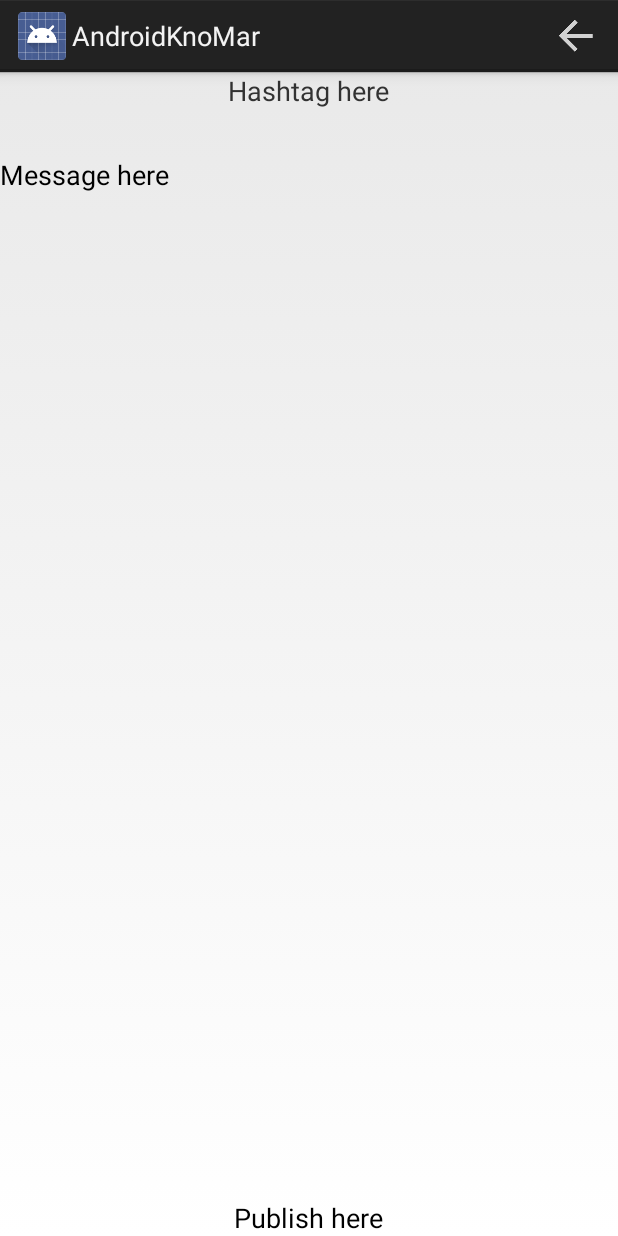
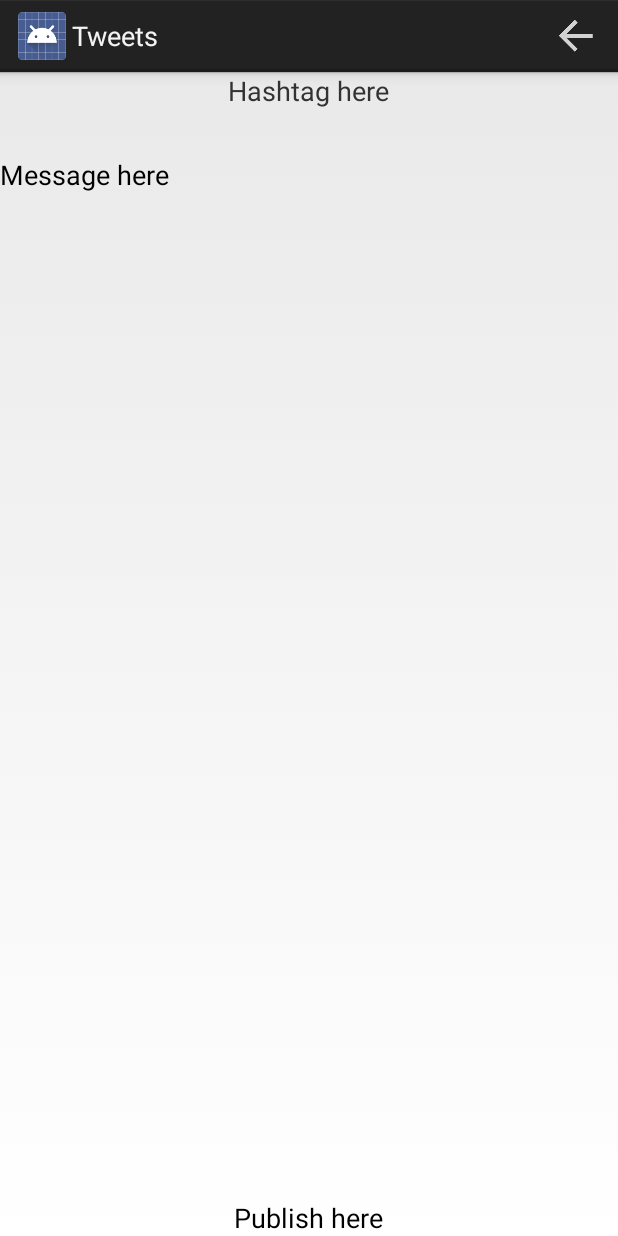
Before and after one commit to marchalvincent/android-knomar, an Android app: the ViewDetailTweet screen opened directly, with no data from a screen before it, on a phone screen of 412 x 824 dp. Run offline under Robolectric (Android 15) with nearby library versions, the phone set to English and light mode, and no system bars; 7 statements that could not run were skipped.

```diff
--- a/AndroidKnoMarProject/AndroidKnoMar/src/main/java/com/example/androidknomar/controller/AsyncUploadImage.java
+++ b/AndroidKnoMarProject/AndroidKnoMar/src/main/java/com/example/androidknomar/controller/AsyncUploadImage.java
@@ -12,7 +12,7 @@ import java.net.HttpURLConnection;
 import java.net.URL;
 
 /**
- * Created by marchal.vincent on 26/01/14.
+ * Created by Vincent & Michel on 26/01/14.
  */
 public class AsyncUploadImage extends AsyncTask<Object, Object, Object> {
     private static final String TAG = "AsyncUploadImage ";
--- a/AndroidKnoMarProject/AndroidKnoMar/src/main/java/com/example/androidknomar/controller/LoadWorldAsyncTask.java
+++ b/AndroidKnoMarProject/AndroidKnoMar/src/main/java/com/example/androidknomar/controller/LoadWorldAsyncTask.java
@@ -17,7 +17,7 @@ import com.example.androidknomar.view.ViewUsers;
 import java.util.List;
 
 /**
- * Created by marchal.vincent on 25/01/14.
+ * Created by Vincent & Michel on 25/01/14.
  */
 public class LoadWorldAsyncTask extends AsyncTask<Void, Integer, World> {
 
--- a/AndroidKnoMarProject/AndroidKnoMar/src/main/java/com/example/androidknomar/model/Tweet.java
+++ b/AndroidKnoMarProject/AndroidKnoMar/src/main/java/com/example/androidknomar/model/Tweet.java
@@ -6,7 +6,7 @@ import java.io.Serializable;
 import java.net.URI;
 
 /**
- * Created by mknoertzer on 25/01/14.
+ * Created by Vincent & Michel on 25/01/14.
  */
 public class Tweet implements Serializable
 {
--- a/AndroidKnoMarProject/AndroidKnoMar/src/main/java/com/example/androidknomar/model/User.java
+++ b/AndroidKnoMarProject/AndroidKnoMar/src/main/java/com/example/androidknomar/model/User.java
@@ -5,7 +5,7 @@ import java.net.URI;
 import java.util.List;
 
 /**
- * Created by marchal.vincent on 25/01/14.
+ * Created by Vincent & Michel on 25/01/14.
  */
 public class User implements Serializable
 {
--- a/AndroidKnoMarProject/AndroidKnoMar/src/main/java/com/example/androidknomar/model/World.java
+++ b/AndroidKnoMarProject/AndroidKnoMar/src/main/java/com/example/androidknomar/model/World.java
@@ -7,7 +7,7 @@ import java.util.ArrayList;
 import java.util.List;
 
 /**
- * Created by marchal.vincent on 25/01/14.
+ * Created by Vincent & Michel on 25/01/14.
  */
 public class World implements Serializable
 {
--- a/AndroidKnoMarProject/AndroidKnoMar/src/main/java/com/example/androidknomar/util/AbstractParser.java
+++ b/AndroidKnoMarProject/AndroidKnoMar/src/main/java/com/example/androidknomar/util/AbstractParser.java
@@ -13,7 +13,7 @@ import java.net.URI;
 import java.net.URISyntaxException;
 
 /**
- * Created by marchal.vincent on 25/01/14.
+ * Created by Vincent & Michel on 25/01/14.
  */
 public abstract class AbstractParser {
 
--- a/AndroidKnoMarProject/AndroidKnoMar/src/main/java/com/example/androidknomar/util/State.java
+++ b/AndroidKnoMarProject/AndroidKnoMar/src/main/java/com/example/androidknomar/util/State.java
@@ -4,7 +4,7 @@ import com.example.androidknomar.model.Tweet;
 import com.example.androidknomar.model.User;
 
 /**
- * Created by marchal.vincent on 26/01/14.
+ * Created by Vincent & Michel on 26/01/14.
  */
 public class State {
 
--- a/AndroidKnoMarProject/AndroidKnoMar/src/main/java/com/example/androidknomar/util/TweetParser.java
+++ b/AndroidKnoMarProject/AndroidKnoMar/src/main/java/com/example/androidknomar/util/TweetParser.java
@@ -13,7 +13,7 @@ import java.util.ArrayList;
 import java.util.List;
 
 /**
- * Created by marchal.vincent on 25/01/14.
+ * Created by Vincent & Michel on 25/01/14.
  */
 public class TweetParser extends AbstractParser {
 
--- a/AndroidKnoMarProject/AndroidKnoMar/src/main/java/com/example/androidknomar/util/URL.java
+++ b/AndroidKnoMarProject/AndroidKnoMar/src/main/java/com/example/androidknomar/util/URL.java
@@ -1,7 +1,7 @@
 package com.example.androidknomar.util;
 
 /**
- * Created by marchal.vincent on 25/01/14.
+ * Created by Vincent & Michel on 25/01/14.
  */
 public class URL {
 
--- a/AndroidKnoMarProject/AndroidKnoMar/src/main/java/com/example/androidknomar/util/UserParser.java
+++ b/AndroidKnoMarProject/AndroidKnoMar/src/main/java/com/example/androidknomar/util/UserParser.java
@@ -12,7 +12,7 @@ import java.util.ArrayList;
 import java.util.List;
 
 /**
- * Created by marchal.vincent on 25/01/14.
+ * Created by Vincent & Michel on 25/01/14.
  */
 public class UserParser extends AbstractParser
 {
--- a/AndroidKnoMarProject/AndroidKnoMar/src/main/java/com/example/androidknomar/view/MainActivity.java
+++ b/AndroidKnoMarProject/AndroidKnoMar/src/main/java/com/example/androidknomar/view/MainActivity.java
@@ -14,6 +14,9 @@ import android.os.Build;
 import com.example.androidknomar.R;
 import com.example.androidknomar.controller.LoadWorldAsyncTask;
 
+/**
+ * Created by Vincent & Michel on 26/01/14.
+ */
 public class MainActivity extends Activity {
 
     @Override
--- a/AndroidKnoMarProject/AndroidKnoMar/src/main/java/com/example/androidknomar/view/ViewDetailTweet.java
+++ b/AndroidKnoMarProject/AndroidKnoMar/src/main/java/com/example/androidknomar/view/ViewDetailTweet.java
@@ -20,7 +20,7 @@ import com.example.androidknomar.model.Tweet;
 import com.example.androidknomar.util.State;
 
 /**
- * Created by marchal.vincent on 26/01/14.
+ * Created by Vincent & Michel on 26/01/14.
  */
 public class ViewDetailTweet extends Activity {
 
@@ -28,13 +28,7 @@ public class ViewDetailTweet extends Activity {
     protected void onCreate(Bundle savedInstanceState) {
         super.onCreate(savedInstanceState);
         setContentView(R.layout.activity_detail_tweet);
-/*
-        if (savedInstanceState == null) {
-            getFragmentManager().beginTransaction()
-                    .add(R.id.container_main, new PlaceholderFragment())
-                    .commit();
-        }
-*/
+
         Tweet t = State.tweetToPrint;
         TextView hashtag = (TextView) findViewById(R.id.hashtag);
         hashtag.setText(t.getHashtag());
--- a/AndroidKnoMarProject/AndroidKnoMar/src/main/res/values/strings.xml
+++ b/AndroidKnoMarProject/AndroidKnoMar/src/main/res/values/strings.xml
@@ -1,7 +1,7 @@
 <?xml version="1.0" encoding="utf-8"?>
 <resources>
 
-    <string name="app_name">AndroidKnoMar</string>
+    <string name="app_name">Tweets</string>
     <string name="hello_world">Welcome to AndroidTweets!</string>
     <string name="action_settings">Settings</string>
 </resources>
```
Also changed, not shown: AndroidKnoMarProject/AndroidKnoMar/src/main/java/com/example/androidknomar/controller/TmpController.java (deleted, +0 -7 lines), AndroidKnoMarProject/AndroidKnoMar/src/main/java/com/example/androidknomar/view/ViewTweets.java (+7 -2 lines), AndroidKnoMarProject/AndroidKnoMar/src/main/java/com/example/androidknomar/view/ViewUsers.java (+5 -2 lines), AndroidKnoMarProject/AndroidKnoMar/src/main/res/menu/show_tweets_bar.xml (+7 -2 lines).
